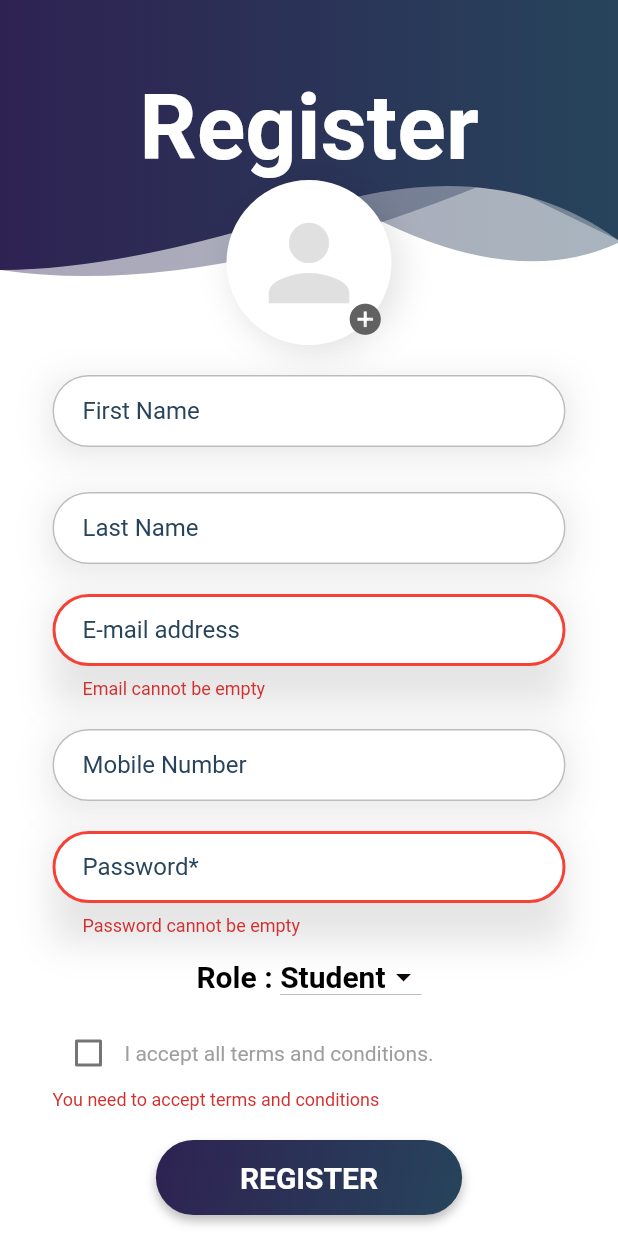
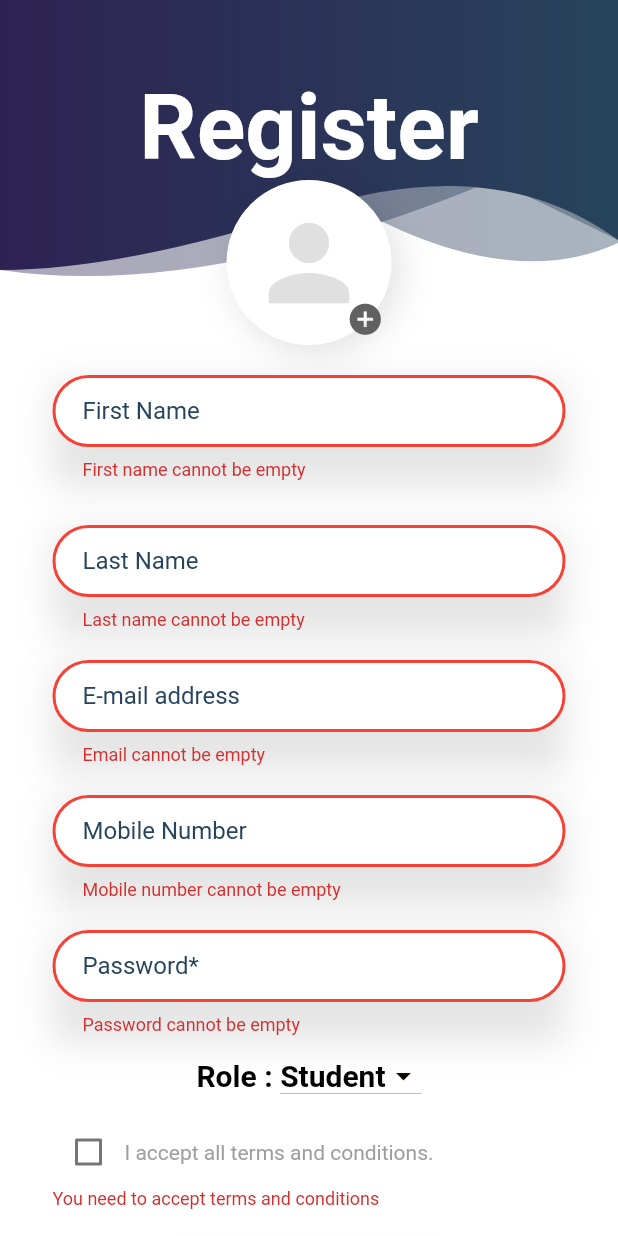
Before and after one commit to yasinthon04/TutorGo-Project, a Flutter app: the Register screen opened directly, after a tap on "REGISTER", on a phone screen of 412 x 824 dp. Run offline on Flutter 3.47's test engine with Material 2 defaults, Android fonts, the light colour scheme and no system bars; our stand-ins replace cloud_firestore, firebase_auth, firebase_core, firebase_storage, hexcolor, image_picker; accounts and stored records are empty.

Commit message:
add validator of register

```diff
--- a/lib/pages/register.dart
+++ b/lib/pages/register.dart
@@ -127,15 +127,17 @@ class _RegisterState extends State<Register> {
                             controller: firstname,
                             decoration: ThemeHelper().textInputDecoration(
                                 'First Name', 'Enter your first name'),
-                            // validator: (value) {
-                            //   if (value!.length == 0) {
-                            //     return "Firstname cannot be empty";
-                            //   } else {
-                            //     return ("Please enter a valid firstname");
-                            //   }
-                            // },
                             onChanged: (value) {},
-                            keyboardType: TextInputType.emailAddress,
+                            keyboardType: TextInputType.text,
+                            validator: (value) {
+                              if (value!.trim().isEmpty) {
+                                return "First name cannot be empty";
+                              }
+                              if (value.length > 35) {
+                                return "First name should not exceed 35 characters";
+                              }
+                              return null;
+                            },
                           ),
                           decoration: ThemeHelper().inputBoxDecorationShaddow(),
                         ),
@@ -147,15 +149,17 @@ class _RegisterState extends State<Register> {
                             controller: lastname,
                             decoration: ThemeHelper().textInputDecoration(
                                 'Last Name', 'Enter your last name'),
-                            // validator: (value) {
-                            //   if (value!.length == 0) {
-                            //     return "Lastname cannot be empty";
-                            //   } else {
-                            //     return ("Please enter a valid lastname");
-                            //   }
-                            // },
                             onChanged: (value) {},
-                            keyboardType: TextInputType.emailAddress,
+                            keyboardType: TextInputType.text,
+                            validator: (value) {
+                              if (value!.trim().isEmpty) {
+                                return "Last name cannot be empty";
+                              }
+                              if (value.length > 35) {
+                                return "Last name should not exceed 35 characters";
+                              }
+                              return null;
+                            },
                           ),
                           decoration: ThemeHelper().inputBoxDecorationShaddow(),
                         ),
@@ -189,14 +193,16 @@ class _RegisterState extends State<Register> {
                             decoration: ThemeHelper().textInputDecoration(
                                 "Mobile Number", "Enter your mobile number"),
                             keyboardType: TextInputType.phone,
-                            // validator: (value) {
-                            //   if (value!.length == 0) {
-                            //     return "Mobile cannot be empty";
-                            //   } else {
-                            //     return ("Please enter a valid mobile");
-                            //   }
-                            // },
                             onChanged: (value) {},
+                            validator: (value) {
+                              if (value!.trim().isEmpty) {
+                                return "Mobile number cannot be empty";
+                              }
+                              if (value.length != 10) {
+                                return "Mobile number should be 10 digits";
+                              }
+                              return null;
+                            },
                           ),
                           decoration: ThemeHelper().inputBoxDecorationShaddow(),
                         ),
@@ -207,18 +213,16 @@ class _RegisterState extends State<Register> {
                             controller: passwordController,
                             decoration: ThemeHelper().textInputDecoration(
                                 "Password*", "Enter your password"),
+                            onChanged: (value) {},
                             validator: (value) {
-                              RegExp regex = new RegExp(r'^.{6,}$');
                               if (value!.isEmpty) {
                                 return "Password cannot be empty";
                               }
-                              if (!regex.hasMatch(value)) {
-                                return ("please enter valid password min. 6 character");
-                              } else {
+                              if (value.length < 6 || value.length > 20) {
+                                return "Password should be between 6 and 20 characters";
+                              }
                               return null;
-                              }
                             },
-                            onChanged: (value) {},
                           ),
                           decoration: ThemeHelper().inputBoxDecorationShaddow(),
                         ),
@@ -366,8 +370,8 @@ class _RegisterState extends State<Register> {
           showProgress = true;
         });
 
-      UserCredential userCredential = await _auth.createUserWithEmailAndPassword(
-          email: email, password: password);
+        UserCredential userCredential = await _auth
+            .createUserWithEmailAndPassword(email: email, password: password);
 
         if (selectedImage != null) {
           String imageName = Path.basename(selectedImage!.path);
@@ -384,7 +388,6 @@ class _RegisterState extends State<Register> {
         } else {
           await postDetailsToFirestore(email, role, '');
         }
-
       } catch (e) {
         // Handle the error and return a value
         print('Error occurred during sign up: $e');
@@ -395,7 +398,6 @@ class _RegisterState extends State<Register> {
       }
     }
   }
-
 
   postDetailsToFirestore(String email, String role, String imageUrl) async {
     var user = _auth.currentUser;
@@ -411,5 +413,4 @@ class _RegisterState extends State<Register> {
     Navigator.pushReplacement(
         context, MaterialPageRoute(builder: (context) => LoginPage()));
   }
-
 }
```
Lines whose indentation alone changed are shown as unchanged.
